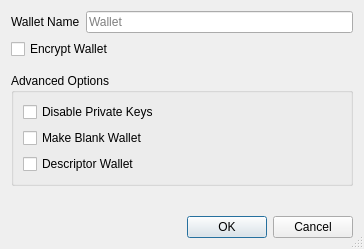
Old version of the form src/qt/forms/createwalletdialog.ui in the repository BurritoCoinDev/BurritoCoin.
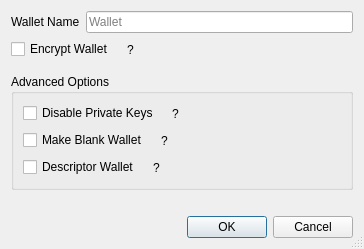
New version of the form.

Commit message: qt: add per-option info popups to the Create Wallet dialog

```diff
--- a/src/qt/forms/createwalletdialog.ui
+++ b/src/qt/forms/createwalletdialog.ui
@@ -42,6 +42,8 @@
     </layout>
    </item>
    <item>
+    <layout class="QHBoxLayout" name="encrypt_row">
+     <item>
     <widget class="QCheckBox" name="encrypt_wallet_checkbox">
      <property name="toolTip">
       <string>Encrypt the wallet. The wallet will be encrypted with a passphrase of your choice.</string>
@@ -55,6 +57,34 @@
     </widget>
    </item>
    <item>
+      <widget class="QToolButton" name="encrypt_wallet_info">
+       <property name="cursor">
+        <cursorShape>PointingHandCursor</cursorShape>
+       </property>
+       <property name="toolTip">
+        <string>What does this do?</string>
+       </property>
+       <property name="text">
+        <string>?</string>
+       </property>
+       <property name="autoRaise">
+        <bool>true</bool>
+       </property>
+      </widget>
+     </item>
+     <item>
+      <spacer name="encrypt_row_spacer">
+       <property name="orientation">
+        <enum>Qt::Horizontal</enum>
+       </property>
+       <property name="sizeHint" stdset="0">
+        <size><width>40</width><height>20</height></size>
+       </property>
+      </spacer>
+     </item>
+    </layout>
+   </item>
+   <item>
     <spacer name="verticalSpacer_1">
      <property name="orientation">
       <enum>Qt::Vertical</enum>
@@ -77,6 +107,8 @@
      </property>
      <layout class="QVBoxLayout" name="verticalLayout_groupbox">
       <item>
+       <layout class="QHBoxLayout" name="disable_privkeys_row">
+        <item>
        <widget class="QCheckBox" name="disable_privkeys_checkbox">
         <property name="enabled">
          <bool>true</bool>
@@ -84,30 +116,74 @@
         <property name="toolTip">
          <string>Disable private keys for this wallet. Wallets with private keys disabled will have no private keys and cannot have an HD seed or imported private keys. This is ideal for watch-only wallets.</string>
         </property>
-        <property name="text">
-         <string>Disable Private Keys</string>
-        </property>
-       </widget>
-      </item>
+          <property name="text"><string>Disable Private Keys</string></property>
+         </widget>
+        </item>
+        <item>
+         <widget class="QToolButton" name="disable_privkeys_info">
+          <property name="cursor"><cursorShape>PointingHandCursor</cursorShape></property>
+          <property name="toolTip"><string>What does this do?</string></property>
+          <property name="text"><string>?</string></property>
+          <property name="autoRaise"><bool>true</bool></property>
+         </widget>
+        </item>
+        <item>
+         <spacer name="disable_privkeys_row_spacer">
+          <property name="orientation"><enum>Qt::Horizontal</enum></property>
+          <property name="sizeHint" stdset="0"><size><width>40</width><height>20</height></size></property>
+         </spacer>
+        </item>
+       </layout>
+      </item>
+      <item>
+       <layout class="QHBoxLayout" name="blank_row">
       <item>
        <widget class="QCheckBox" name="blank_wallet_checkbox">
         <property name="toolTip">
          <string>Make a blank wallet. Blank wallets do not initially have private keys or scripts. Private keys and addresses can be imported, or an HD seed can be set, at a later time.</string>
         </property>
-        <property name="text">
-         <string>Make Blank Wallet</string>
-        </property>
-       </widget>
-      </item>
+          <property name="text"><string>Make Blank Wallet</string></property>
+         </widget>
+        </item>
+        <item>
+         <widget class="QToolButton" name="blank_wallet_info">
+          <property name="cursor"><cursorShape>PointingHandCursor</cursorShape></property>
+          <property name="toolTip"><string>What does this do?</string></property>
+          <property name="text"><string>?</string></property>
+          <property name="autoRaise"><bool>true</bool></property>
+         </widget>
+        </item>
+        <item>
+         <spacer name="blank_row_spacer">
+          <property name="orientation"><enum>Qt::Horizontal</enum></property>
+          <property name="sizeHint" stdset="0"><size><width>40</width><height>20</height></size></property>
+         </spacer>
+        </item>
+       </layout>
+      </item>
+      <item>
+       <layout class="QHBoxLayout" name="descriptor_row">
       <item>
        <widget class="QCheckBox" name="descriptor_checkbox">
-        <property name="toolTip">
-         <string>Use descriptors for scriptPubKey management</string>
-        </property>
-        <property name="text">
-         <string>Descriptor Wallet</string>
-        </property>
-       </widget>
+          <property name="toolTip"><string>Use descriptors for scriptPubKey management</string></property>
+          <property name="text"><string>Descriptor Wallet</string></property>
+         </widget>
+        </item>
+        <item>
+         <widget class="QToolButton" name="descriptor_info">
+          <property name="cursor"><cursorShape>PointingHandCursor</cursorShape></property>
+          <property name="toolTip"><string>What does this do?</string></property>
+          <property name="text"><string>?</string></property>
+          <property name="autoRaise"><bool>true</bool></property>
+         </widget>
+        </item>
+        <item>
+         <spacer name="descriptor_row_spacer">
+          <property name="orientation"><enum>Qt::Horizontal</enum></property>
+          <property name="sizeHint" stdset="0"><size><width>40</width><height>20</height></size></property>
+         </spacer>
+        </item>
+       </layout>
       </item>
      </layout>
     </widget>
```
Left out of the diff: 4 changed lines with no effect on the pictures. Lines whose indentation alone changed are shown as unchanged. The commit also changes 1 other file.
